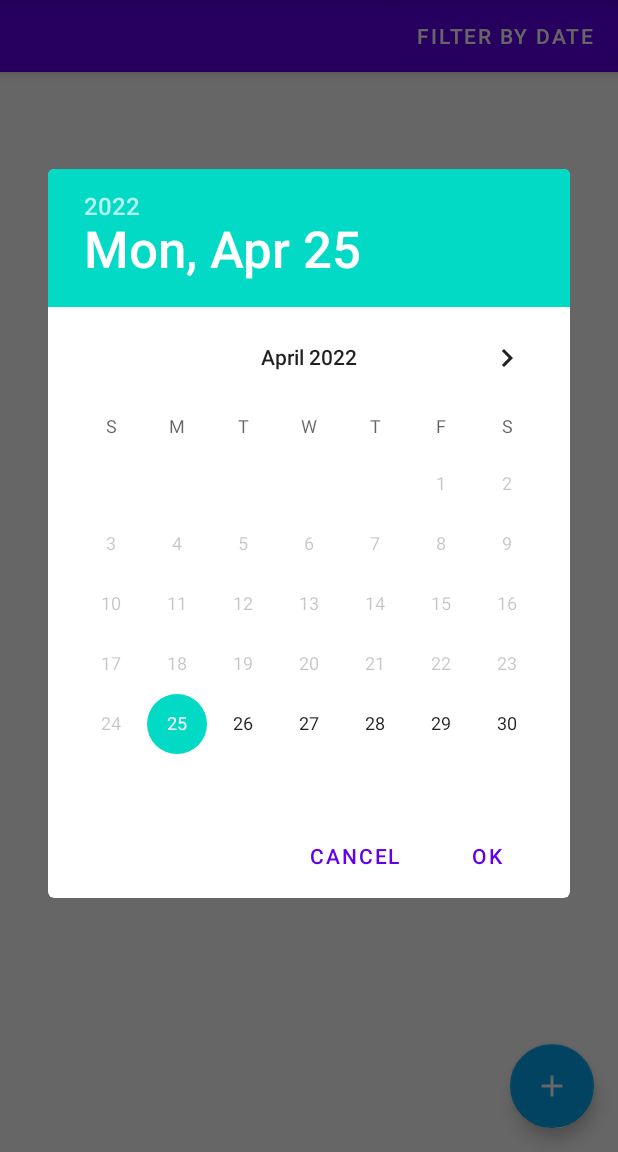
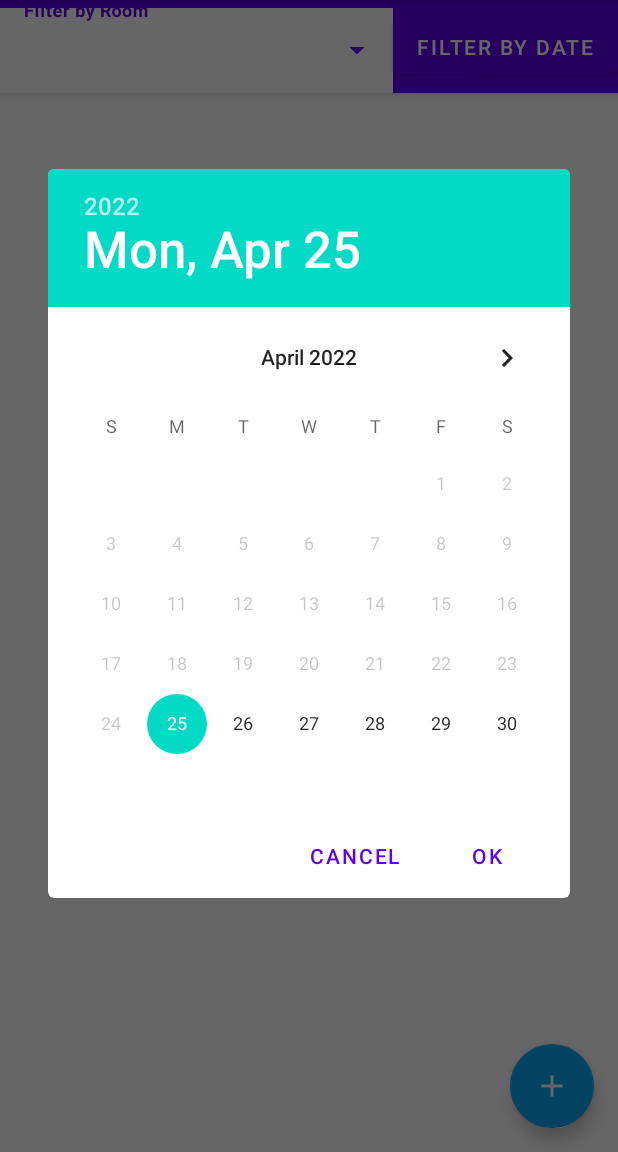
Before and after one commit to Davidvgn/openclassroom_P4, an Android app: the screen it shows after launch (MainActivity), after a tap on "FILTER BY DATE", on a phone screen of 412 x 824 dp, the part 84-1236 px from its top. Run offline under Robolectric (Android 15) with nearby library versions, the phone set to English and light mode, and no system bars.

Commit message:
filtres fonctionnelles/RAF enlever filtre

```diff
--- a/app/src/main/java/com/example/mareu/ui/MainActivity.java
+++ b/app/src/main/java/com/example/mareu/ui/MainActivity.java
@@ -5,9 +5,15 @@ import androidx.lifecycle.ViewModelProvider;
 
 import android.app.DatePickerDialog;
 import android.os.Bundle;
+import android.text.Editable;
+import android.text.TextWatcher;
 import android.view.Menu;
 import android.view.MenuInflater;
 
+import android.view.View;
+import android.widget.AdapterView;
+import android.widget.ArrayAdapter;
+import android.widget.AutoCompleteTextView;
 import android.widget.Button;
 
 
@@ -24,6 +30,10 @@ public class MainActivity extends AppCompatActivity {
 
     DatePickerDialog datePickerDialog;
     MeetingViewModel viewModel;
+    ArrayAdapter<CharSequence> roomArrayAdapter;
+//    String  my_var; //keep track!
+
+
 
     @Override
     protected void onCreate(Bundle savedInstanceState) {
@@ -32,6 +42,7 @@ public class MainActivity extends AppCompatActivity {
         setContentView(R.layout.activity_main);
         setSupportActionBar(findViewById(R.id.main_toolbar));
 
+//        viewModel = new ViewModelProvider(this, ViewModelFactory.getInstance()).get(MeetingViewModel.class);
         viewModel = new ViewModelProvider(this, ViewModelFactory.getInstance()).get(MeetingViewModel.class);
 
         if (savedInstanceState == null) {
@@ -42,6 +53,31 @@ public class MainActivity extends AppCompatActivity {
 
         FloatingActionButton fab = findViewById(R.id.main_fab_add);
         fab.setOnClickListener(v -> startActivity(AddMeetingActivity.navigate(this)));
+
+
+
+
+        AutoCompleteTextView roomAutoCompleteTextView = findViewById(R.id.main_act_room);
+        roomArrayAdapter = ArrayAdapter.createFromResource(this, R.array.room, R.layout.support_simple_spinner_dropdown_item);
+        roomAutoCompleteTextView.setAdapter(roomArrayAdapter);
+        roomAutoCompleteTextView.setOnItemClickListener((parent, view, position, id) -> viewModel.onRoomSelected(roomArrayAdapter.getItem(position)));
+
+//        roomAutoCompleteTextView.setOnItemClickListener(new AdapterView.OnItemClickListener() {
+//            @Override
+//            public void onItemClick(AdapterView<?> parent, View view, int position, long id) {
+//                my_var = roomArrayAdapter.getItem(position).toString();
+//            }
+//        });
+//        roomAutoCompleteTextView.addTextChangedListener(new TextWatcher() {
+//            @Override
+//            public void beforeTextChanged(CharSequence s, int start, int count, int after) {}
+//            @Override
+//            public void onTextChanged(CharSequence s, int start, int before, int count) {
+//                my_var = null;
+//            }
+//            @Override
+//            public void afterTextChanged(Editable s) {}
+//        });
 
         Button filterByDateButton = findViewById(R.id.main_filter_by_date_button);
         filterByDateButton.setOnClickListener(v -> {
--- a/app/src/main/java/com/example/mareu/ui/list/MeetingFragment.java
+++ b/app/src/main/java/com/example/mareu/ui/list/MeetingFragment.java
@@ -45,7 +45,8 @@ public class MeetingFragment extends Fragment {
             throw new IllegalStateException("Please use MeetingFragment.newInstance() to build the Fragment");
         }
 
-        viewModel = new ViewModelProvider(this, ViewModelFactory.getInstance()).get(MeetingViewModel.class);
+//        viewModel = new ViewModelProvider(this, ViewModelFactory.getInstance()).get(MeetingViewModel.class);
+        viewModel = new ViewModelProvider(getActivity(), ViewModelFactory.getInstance()).get(MeetingViewModel.class);
         RecyclerView recyclerView = view.findViewById(R.id.meeting_rv);
 
         MeetingAdapter adapter = new MeetingAdapter(viewModel::onDeleteMeetingClicked);
--- a/app/src/main/java/com/example/mareu/ui/list/MeetingViewModel.java
+++ b/app/src/main/java/com/example/mareu/ui/list/MeetingViewModel.java
@@ -1,7 +1,6 @@
 package com.example.mareu.ui.list;
 
 import android.util.Log;
-import android.widget.Toast;
 
 import androidx.annotation.Nullable;
 import androidx.lifecycle.LiveData;
@@ -14,7 +13,6 @@ import com.example.mareu.data.Meeting;
 import com.example.mareu.data.MeetingRepository;
 
 import java.time.LocalDate;
-import java.time.LocalDateTime;
 import java.util.ArrayList;
 import java.util.Collections;
 import java.util.Comparator;
@@ -30,7 +28,7 @@ public class MeetingViewModel extends ViewModel {
     private final MutableLiveData<Boolean> isSortingByDateMutableLiveData = new MutableLiveData<>();
 
     private final MutableLiveData<LocalDate> dateFilterMutableLiveData = new MutableLiveData<>();
-    private final MutableLiveData<Boolean> isFilteredByRoomMutableLiveData = new MutableLiveData<>();
+    private final MutableLiveData<String> roomMutableLiveData = new MutableLiveData<>();
 
     public MeetingViewModel(MeetingRepository meetingRepository) {
         this.meetingRepository = meetingRepository;
@@ -44,7 +42,7 @@ public class MeetingViewModel extends ViewModel {
                     meetings,
                     isSortingByRoomMutableLiveData.getValue(),
                     isSortingByDateMutableLiveData.getValue(),
-                    isFilteredByRoomMutableLiveData.getValue(),
+                    roomMutableLiveData.getValue(),
                     dateFilterMutableLiveData.getValue()
                 );
             }
@@ -57,7 +55,7 @@ public class MeetingViewModel extends ViewModel {
                     meetingsLiveData.getValue(),
                     isSortingByRoom,
                     isSortingByDateMutableLiveData.getValue(),
-                    isFilteredByRoomMutableLiveData.getValue(),
+                    roomMutableLiveData.getValue(),
                     dateFilterMutableLiveData.getValue()
                 );
             }
@@ -70,7 +68,7 @@ public class MeetingViewModel extends ViewModel {
                     meetingsLiveData.getValue(),
                     isSortingByRoomMutableLiveData.getValue(),
                     isSortingByDate,
-                    isFilteredByRoomMutableLiveData.getValue(),
+                    roomMutableLiveData.getValue(),
                     dateFilterMutableLiveData.getValue()
                 );
             }
@@ -84,15 +82,15 @@ public class MeetingViewModel extends ViewModel {
                     meetingsLiveData.getValue(),
                     isSortingByRoomMutableLiveData.getValue(),
                     isSortingByDateMutableLiveData.getValue(),
-                    isFilteredByRoomMutableLiveData.getValue(),
+                    roomMutableLiveData.getValue(),
                     isFilteredByDate
                 );
             }
 
         });
-        mediatorLiveData.addSource(isFilteredByRoomMutableLiveData, new Observer<Boolean>() {
+        mediatorLiveData.addSource(roomMutableLiveData, new Observer<String>() {
             @Override
-            public void onChanged(Boolean isFilteredByRoom) {
+            public void onChanged(String isFilteredByRoom) {
                 combine(
                     meetingsLiveData.getValue(),
                     isSortingByRoomMutableLiveData.getValue(),
@@ -112,7 +110,7 @@ public class MeetingViewModel extends ViewModel {
     private void combine(@Nullable List<Meeting> meetings,
         @Nullable Boolean isSortingByRoom,
         @Nullable Boolean isSortingByDate,
-        @Nullable Boolean isFilteredByRoom,
+        @Nullable String isFilteredByRoom,
         @Nullable LocalDate isFilteredByDate) {
         if (meetings == null) {
             return;
@@ -121,7 +119,8 @@ public class MeetingViewModel extends ViewModel {
         List<MeetingViewStateItem> meetingViewStateItems = new ArrayList<>();
 
         for (Meeting meeting : meetings) {
-            if (isFilteredByDate == null || isFilteredByDate.isEqual(meeting.getDate().toLocalDate())) {
+            if ((isFilteredByDate == null || isFilteredByDate.isEqual(meeting.getDate().toLocalDate()))
+                && (isFilteredByRoom == null || isFilteredByRoom.equals(meeting.getMeetingRoom()))) {
                 meetingViewStateItems.add(
                     new MeetingViewStateItem(
                         meeting.getId(),
@@ -134,7 +133,6 @@ public class MeetingViewModel extends ViewModel {
                 );
             }
         }
-
 
         if (isSortingByRoom != null) {
             if (isSortingByRoom) {
@@ -209,4 +207,7 @@ public class MeetingViewModel extends ViewModel {
         int selectedYear) {
         dateFilterMutableLiveData.setValue(LocalDate.of(selectedYear, selectedMonthOfYear, selectedDayOfMonth));
     }
+    public void onRoomSelected(CharSequence room) {
+        roomMutableLiveData.setValue(room.toString());
+    }
 }
--- a/app/src/main/res/layout/activity_main.xml
+++ b/app/src/main/res/layout/activity_main.xml
@@ -23,6 +23,26 @@
             android:layout_width="match_parent"
             android:layout_height="wrap_content">
 
+            <com.google.android.material.textfield.TextInputLayout
+                android:id="@+id/main_til_room"
+                style="@style/Widget.MaterialComponents.TextInputLayout.OutlinedBox.ExposedDropdownMenu"
+                android:layout_width="0dp"
+                android:layout_height="wrap_content"
+                app:layout_constraintEnd_toStartOf="@id/main_filter_by_date_button"
+                app:layout_constraintStart_toStartOf="parent"
+                app:layout_constraintBottom_toBottomOf="parent">
+
+                <AutoCompleteTextView
+                    android:id="@+id/main_act_room"
+                    android:layout_width="match_parent"
+                    android:layout_height="wrap_content"
+                    android:hint="@string/room_filter"
+                    android:background="@color/white"
+                    android:textSize="16dp"
+                    android:textStyle="bold" />
+
+            </com.google.android.material.textfield.TextInputLayout>
+
             <Button
                 android:id="@+id/main_filter_by_date_button"
                 android:layout_width="wrap_content"
@@ -31,6 +51,7 @@
                 app:layout_constraintTop_toTopOf="parent"
                 app:layout_constraintBottom_toBottomOf="parent"
                 android:text="@string/filter_by_date"/>
+
 
         </androidx.constraintlayout.widget.ConstraintLayout>
 
--- a/app/src/main/res/values/strings.xml
+++ b/app/src/main/res/values/strings.xml
@@ -28,8 +28,7 @@
     <string name="date_sorting">Date</string>
     <string name="room_sorting">Room</string>
 
-    <string name="date_filter">Date filter</string>
-    <string name="room_filter">Room filter</string>
+    <string name="room_filter">Filter by Room</string>
 
     <string name="filter_by_date">Filter by date</string>
     <string name="remove_filter">Remove filter</string>
```
